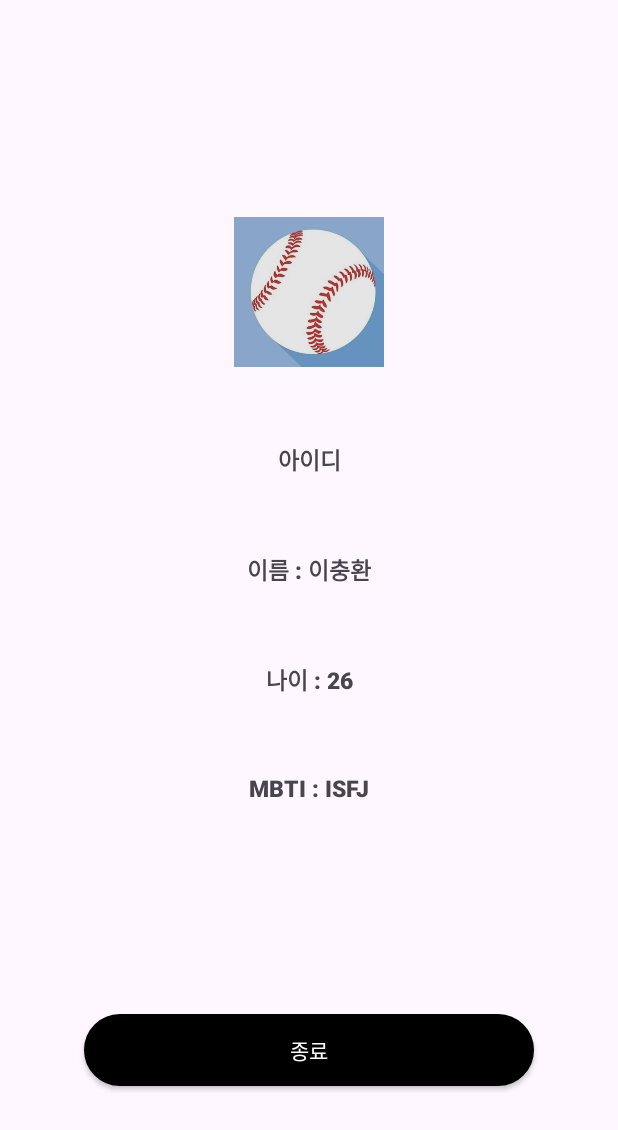
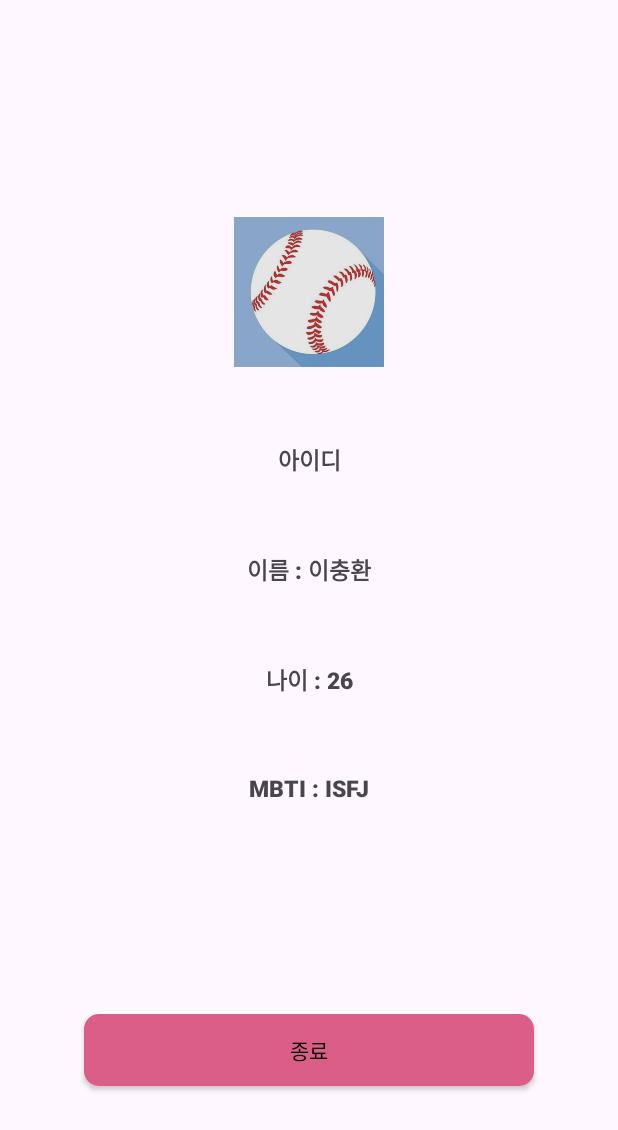
Before and after one commit to LeeChoongHwan/Android_Practice_Login, an Android app: the layout activity_home.xml on its own in the app's theme, with its tools: preview values and no code run, on a phone screen of 412 x 824 dp. Shown: the top 1130 px of the screen. Run offline under Robolectric (Android 15) with nearby library versions, the phone set to English and light mode, and no system bars.

Commit message:
custom exit button

```diff
--- a/app/src/main/res/drawable/confirm_button_selector.xml
+++ /dev/null
@@ -1,4 +0,0 @@
-<?xml version="1.0" encoding="utf-8"?>
-<selector xmlns:android="http://schemas.android.com/apk/res/android">
-
-</selector>
--- /dev/null
+++ b/app/src/main/res/drawable/exit_button_not_pressed.xml
@@ -0,0 +1,6 @@
+<?xml version="1.0" encoding="utf-8"?>
+<shape xmlns:android="http://schemas.android.com/apk/res/android" android:shape="rectangle">
+    <corners android:radius="10dp"/>
+    <solid android:color="@color/lightRed"/>
+
+</shape>
--- /dev/null
+++ b/app/src/main/res/drawable/exit_button_pressed.xml
@@ -0,0 +1,5 @@
+<?xml version="1.0" encoding="utf-8"?>
+<shape xmlns:android="http://schemas.android.com/apk/res/android" android:shape="rectangle">
+    <corners android:radius="10dp"/>
+    <solid android:color="@color/yellow"/>
+</shape>
--- /dev/null
+++ b/app/src/main/res/drawable/selector_exit_button.xml
@@ -0,0 +1,5 @@
+<?xml version="1.0" encoding="utf-8"?>
+<selector xmlns:android="http://schemas.android.com/apk/res/android">
+    <item android:state_pressed="false" android:drawable="@drawable/exit_button_not_pressed"/>
+    <item android:state_pressed="true" android:drawable="@drawable/exit_button_pressed"/>
+</selector>
--- a/app/src/main/res/layout/activity_home.xml
+++ b/app/src/main/res/layout/activity_home.xml
@@ -73,6 +73,8 @@
         android:text="@string/home_exit_btn"
         android:layout_marginBottom="100dp"
         style="@style/confirm_button"
+        android:background="@drawable/selector_exit_button"
+        android:textColor="@color/black"
         />
 
 </androidx.constraintlayout.widget.ConstraintLayout>
--- a/app/src/main/res/values/colors.xml
+++ b/app/src/main/res/values/colors.xml
@@ -1,5 +1,7 @@
 <?xml version="1.0" encoding="utf-8"?>
 <resources>
     <color name="black">#FF000000</color>
-    <color name="white">#FFFFFFFF</color>
+    <color name="white">#FFFFFF</color>
+    <color name="yellow">#FFEB3B</color>
+    <color name="lightRed">#DA5E88</color>
 </resources>
```
